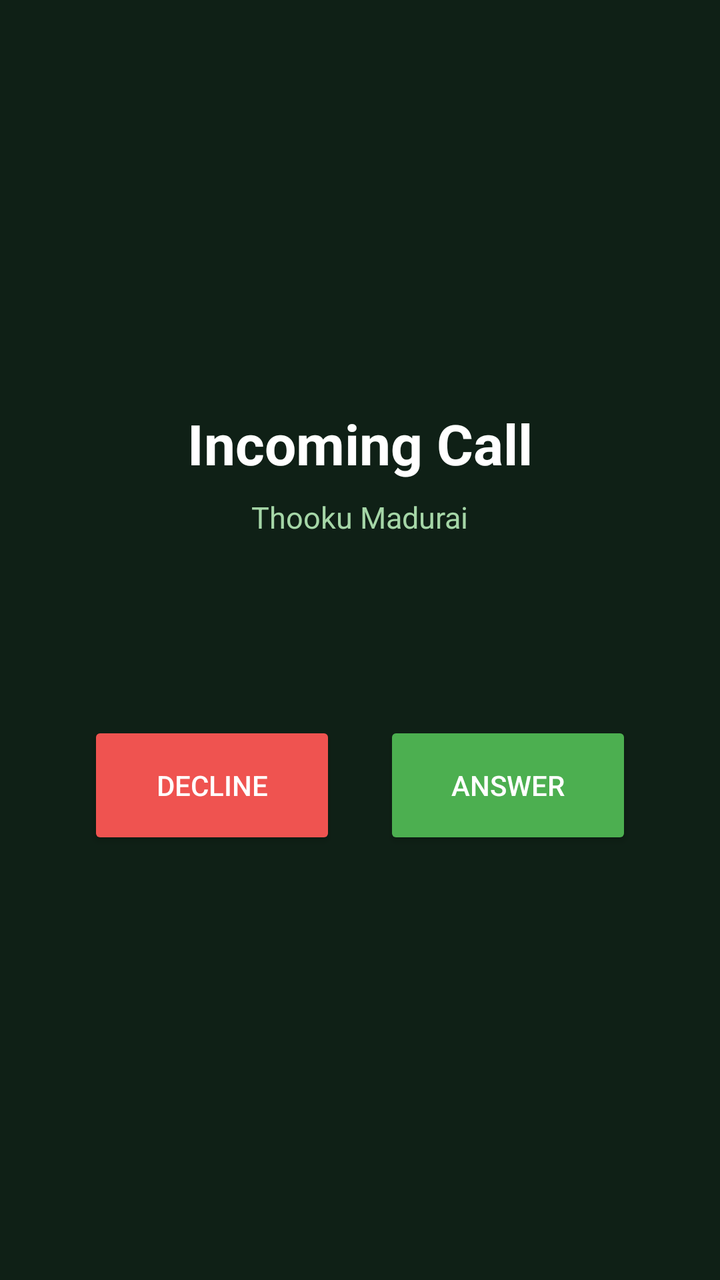
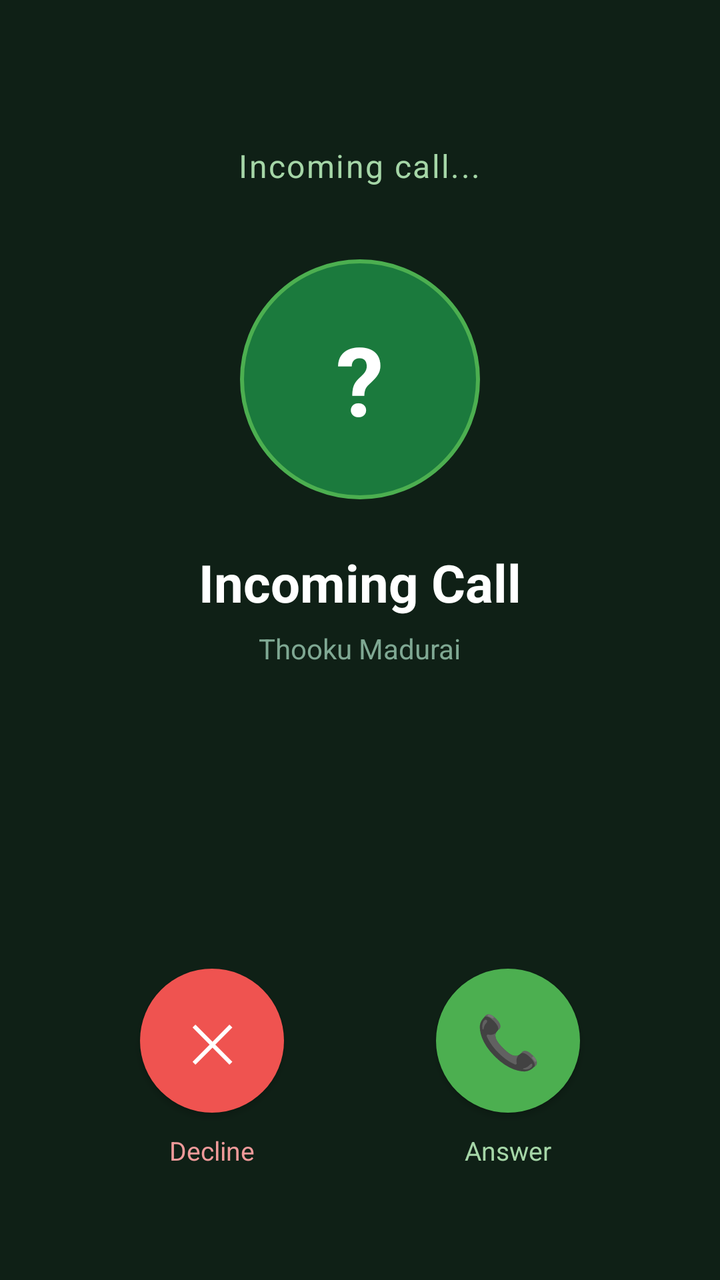

Compare the two renders of this Android layout. The source of the first and the diff that turns it into the second are given below.
<!-- AndroidManifest.xml: activity theme AppTheme.NoActionBar -->
<!-- res/layout/activity_incoming_call.xml -->
<?xml version="1.0" encoding="utf-8"?>
<LinearLayout xmlns:android="http://schemas.android.com/apk/res/android"
    android:layout_width="match_parent"
    android:layout_height="match_parent"
    android:orientation="vertical"
    android:gravity="center"
    android:background="#0f2016"
    android:padding="32dp">

    <TextView
        android:id="@+id/callerName"
        android:layout_width="wrap_content"
        android:layout_height="wrap_content"
        android:text="Incoming Call"
        android:textColor="#FFFFFF"
        android:textSize="28sp"
        android:textStyle="bold" />

    <TextView
        android:id="@+id/callerSubtitle"
        android:layout_width="wrap_content"
        android:layout_height="wrap_content"
        android:layout_marginTop="8dp"
        android:text="Thooku Madurai"
        android:textColor="#A5D6A7"
        android:textSize="15sp" />

    <LinearLayout
        android:layout_width="match_parent"
        android:layout_height="wrap_content"
        android:layout_marginTop="80dp"
        android:orientation="horizontal"
        android:gravity="center"
        android:weightSum="2">

        <Button
            android:id="@+id/declineBtn"
            android:layout_width="0dp"
            android:layout_height="64dp"
            android:layout_weight="1"
            android:layout_margin="12dp"
            android:backgroundTint="#EF5350"
            android:text="Decline"
            android:textColor="#FFFFFF" />

        <Button
            android:id="@+id/answerBtn"
            android:layout_width="0dp"
            android:layout_height="64dp"
            android:layout_weight="1"
            android:layout_margin="12dp"
            android:backgroundTint="#4CAF50"
            android:text="Answer"
            android:textColor="#FFFFFF" />
    </LinearLayout>
</LinearLayout>
<!-- resources referenced by this layout -->
<resources>
  <style name="AppTheme.NoActionBar" parent="Theme.AppCompat.DayNight.NoActionBar">
          <item name="windowActionBar">false</item>
          <item name="windowNoTitle">true</item>
          <item name="android:background">@null</item>
      </style>
</resources>

<!-- the commit's change to res/layout/activity_incoming_call.xml (unified diff, before → after) -->
@@ -3,54 +3,116 @@
     android:layout_width="match_parent"
     android:layout_height="match_parent"
     android:orientation="vertical"
-    android:gravity="center"
+    android:gravity="center_horizontal"
     android:background="#0f2016"
-    android:padding="32dp">
+    android:paddingTop="72dp"
+    android:paddingBottom="56dp"
+    android:paddingStart="32dp"
+    android:paddingEnd="32dp">
+
+    <TextView
+        android:id="@+id/incomingLabel"
+        android:layout_width="wrap_content"
+        android:layout_height="wrap_content"
+        android:text="Incoming call..."
+        android:textColor="#A5D6A7"
+        android:textSize="16sp"
+        android:letterSpacing="0.05" />
+
+    <TextView
+        android:id="@+id/callerAvatar"
+        android:layout_width="120dp"
+        android:layout_height="120dp"
+        android:layout_marginTop="36dp"
+        android:background="@drawable/circle_avatar_bg"
+        android:gravity="center"
+        android:text="?"
+        android:textColor="#FFFFFF"
+        android:textSize="48sp"
+        android:textStyle="bold" />
 
     <TextView
         android:id="@+id/callerName"
         android:layout_width="wrap_content"
         android:layout_height="wrap_content"
+        android:layout_marginTop="24dp"
         android:text="Incoming Call"
         android:textColor="#FFFFFF"
-        android:textSize="28sp"
-        android:textStyle="bold" />
+        android:textSize="26sp"
+        android:textStyle="bold"
+        android:gravity="center" />
 
     <TextView
         android:id="@+id/callerSubtitle"
         android:layout_width="wrap_content"
         android:layout_height="wrap_content"
-        android:layout_marginTop="8dp"
+        android:layout_marginTop="6dp"
         android:text="Thooku Madurai"
-        android:textColor="#A5D6A7"
-        android:textSize="15sp" />
+        android:textColor="#7fA893"
+        android:textSize="14sp" />
+
+    <View
+        android:layout_width="0dp"
+        android:layout_height="0dp"
+        android:layout_weight="1" />
 
     <LinearLayout
         android:layout_width="match_parent"
         android:layout_height="wrap_content"
-        android:layout_marginTop="80dp"
         android:orientation="horizontal"
         android:gravity="center"
         android:weightSum="2">
 
-        <Button
-            android:id="@+id/declineBtn"
+        <LinearLayout
             android:layout_width="0dp"
-            android:layout_height="64dp"
+            android:layout_height="wrap_content"
             android:layout_weight="1"
-            android:layout_margin="12dp"
-            android:backgroundTint="#EF5350"
-            android:text="Decline"
-            android:textColor="#FFFFFF" />
+            android:orientation="vertical"
+            android:gravity="center">
 
-        <Button
-            android:id="@+id/answerBtn"
+            <Button
+                android:id="@+id/declineBtn"
+                android:layout_width="72dp"
+                android:layout_height="72dp"
+                android:background="@drawable/circle_decline_btn"
+                android:text="✕"
+                android:textColor="#FFFFFF"
+                android:textSize="26sp"
+                android:elevation="4dp" />
+
+            <TextView
+                android:layout_width="wrap_content"
+                android:layout_height="wrap_content"
+                android:layout_marginTop="10dp"
+                android:text="Decline"
+                android:textColor="#EF9A9A"
+                android:textSize="13sp" />
+        </LinearLayout>
+
+        <LinearLayout
             android:layout_width="0dp"
-            android:layout_height="64dp"
+            android:layout_height="wrap_content"
             android:layout_weight="1"
-            android:layout_margin="12dp"
-            android:backgroundTint="#4CAF50"
-            android:text="Answer"
-            android:textColor="#FFFFFF" />
+            android:orientation="vertical"
+            android:gravity="center">
+
+            <Button
+                android:id="@+id/answerBtn"
+                android:layout_width="72dp"
+                android:layout_height="72dp"
+                android:background="@drawable/circle_answer_btn"
+                android:text="📞"
+                android:textColor="#FFFFFF"
+                android:textSize="26sp"
+                android:elevation="4dp" />
+
+            <TextView
+                android:layout_width="wrap_content"
+                android:layout_height="wrap_content"
+                android:layout_marginTop="10dp"
+                android:text="Answer"
+                android:textColor="#A5D6A7"
+                android:textSize="13sp" />
+        </LinearLayout>
     </LinearLayout>
 </LinearLayout>
<!-- resource entries referenced after the edit -->
@@ -1,5 +1,21 @@
 <!-- resources referenced by this layout -->
 <resources>
+  <!-- drawable circle_answer_btn (drawable) -->
+  <?xml version="1.0" encoding="utf-8"?>
+  <shape xmlns:android="http://schemas.android.com/apk/res/android" android:shape="oval">
+      <solid android:color="#4CAF50" />
+  </shape>
+  <!-- drawable circle_avatar_bg (drawable) -->
+  <?xml version="1.0" encoding="utf-8"?>
+  <shape xmlns:android="http://schemas.android.com/apk/res/android" android:shape="oval">
+      <solid android:color="#1B7A3D" />
+      <stroke android:width="2dp" android:color="#4CAF50" />
+  </shape>
+  <!-- drawable circle_decline_btn (drawable) -->
+  <?xml version="1.0" encoding="utf-8"?>
+  <shape xmlns:android="http://schemas.android.com/apk/res/android" android:shape="oval">
+      <solid android:color="#EF5350" />
+  </shape>
   <style name="AppTheme.NoActionBar" parent="Theme.AppCompat.DayNight.NoActionBar">
           <item name="windowActionBar">false</item>
           <item name="windowNoTitle">true</item>
